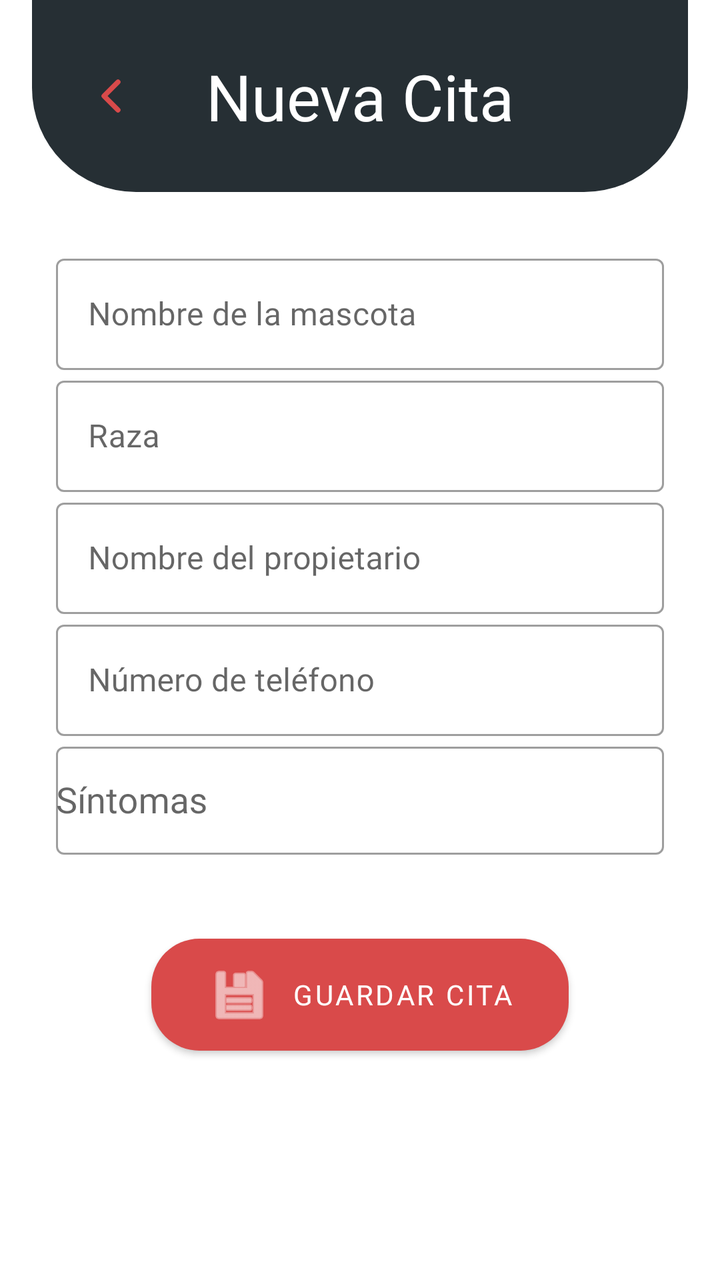
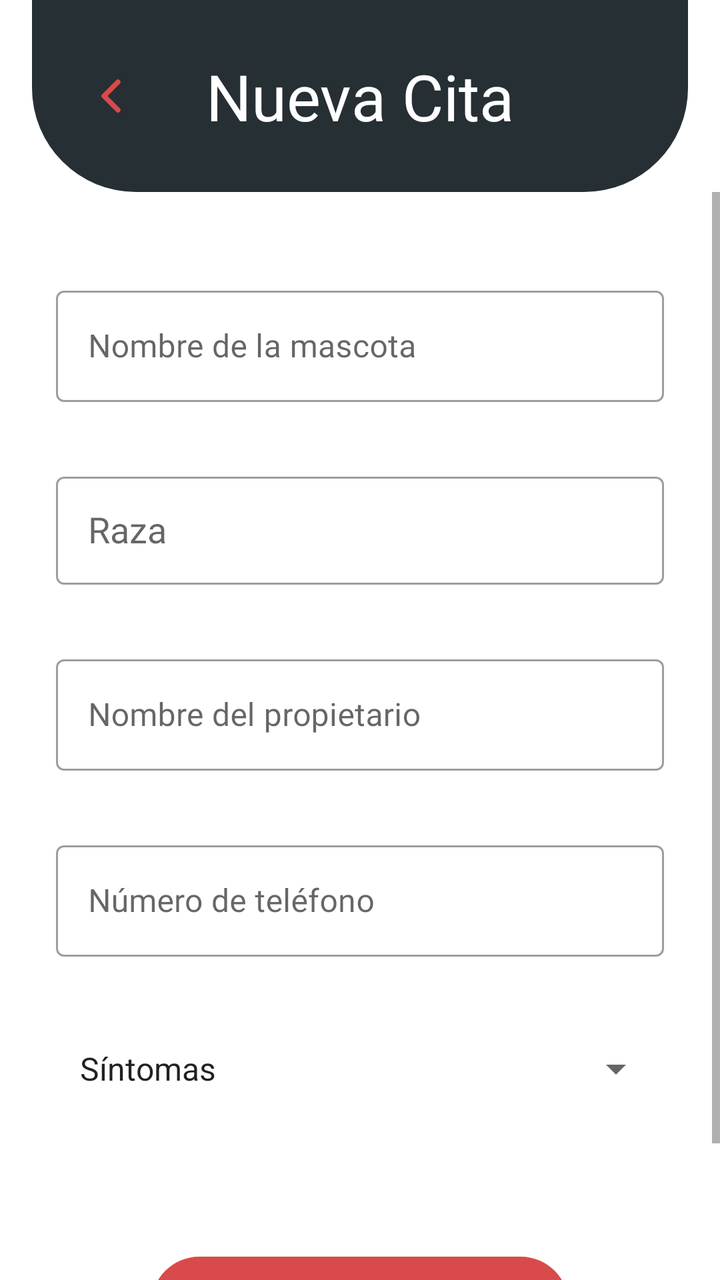

Two renders of the same Android screen: before a commit and after it. Below are the layout's source before the change and the commit's diff.
<!-- AndroidManifest.xml: application theme Theme.DogApp -->
<!-- res/layout/fragment_add_cita.xml -->
<?xml version="1.0" encoding="utf-8"?>
<androidx.constraintlayout.widget.ConstraintLayout
    xmlns:android="http://schemas.android.com/apk/res/android"
    xmlns:app="http://schemas.android.com/apk/res-auto"
    xmlns:tools="http://schemas.android.com/tools"
    android:layout_width="match_parent"
    android:layout_height="match_parent"
    android:background="@color/white">

    
    <androidx.constraintlayout.widget.ConstraintLayout
        android:id="@+id/headerNuevaCita"
        android:layout_width="0dp"
        android:layout_height="96dp"
        android:background="@drawable/bg_header_new_cita"
        android:paddingStart="16dp"
        android:paddingEnd="16dp"
        android:layout_marginStart="16dp"
        android:layout_marginEnd="16dp"
        app:layout_constraintEnd_toEndOf="parent"
        app:layout_constraintStart_toStartOf="parent"
        app:layout_constraintTop_toTopOf="parent">

        <ImageButton
            android:id="@+id/btnReturn"
            android:layout_width="48dp"
            android:layout_height="48dp"
            android:background="?attr/selectableItemBackgroundBorderless"
            android:contentDescription="Volver"
            android:src="@drawable/return_shape_header"
            app:layout_constraintBottom_toBottomOf="parent"
            app:layout_constraintStart_toStartOf="parent"
            app:layout_constraintTop_toTopOf="parent" />

        <TextView
            android:id="@+id/tvTitleNewCita"
            android:layout_width="wrap_content"
            android:layout_height="wrap_content"
            android:fontFamily="@font/fredoka_bold"
            android:text="@string/new_cita_title"
            android:textColor="@color/white"
            android:textSize="32sp"
            app:layout_constraintBottom_toBottomOf="parent"
            app:layout_constraintEnd_toEndOf="parent"
            app:layout_constraintStart_toStartOf="parent"
            app:layout_constraintTop_toTopOf="parent"/>

    </androidx.constraintlayout.widget.ConstraintLayout>

    
    <ScrollView
        android:layout_width="0dp"
        android:layout_height="0dp"
        android:fillViewport="true"
        app:layout_constraintBottom_toBottomOf="parent"
        app:layout_constraintEnd_toEndOf="parent"
        app:layout_constraintStart_toStartOf="parent"
        app:layout_constraintTop_toBottomOf="@id/headerNuevaCita">

        <LinearLayout
            android:layout_width="match_parent"
            android:layout_height="match_parent"
            android:orientation="vertical"
            android:paddingStart="28dp"
            android:paddingTop="28dp"
            android:paddingEnd="28dp"
            android:paddingBottom="28dp">

            
            <com.google.android.material.textfield.TextInputLayout
                android:id="@+id/tilNombreMascota"
                style="@style/Widget.MaterialComponents.TextInputLayout.OutlinedBox"
                android:layout_width="match_parent"
                android:layout_height="wrap_content"
                android:hint="@string/hint_name">

                <com.google.android.material.textfield.TextInputEditText
                    android:id="@+id/etNombreMascota"
                    android:layout_width="match_parent"
                    android:layout_height="wrap_content"
                    android:fontFamily="@font/fredoka_regular"
                    android:inputType="textCapWords"
                    android:maxLines="1"/>

            </com.google.android.material.textfield.TextInputLayout>

            
            <com.google.android.material.textfield.TextInputLayout
                android:id="@+id/tilRace"
                style="@style/Widget.MaterialComponents.TextInputLayout.OutlinedBox"
                android:layout_width="match_parent"
                android:layout_height="wrap_content"
                android:hint="@string/hint_race">

                <com.google.android.material.textfield.TextInputEditText
                    android:id="@+id/etRace"
                    android:layout_width="match_parent"
                    android:layout_height="wrap_content"
                    android:fontFamily="@font/fredoka_regular"
                    android:inputType="textAutoComplete"
                    android:maxLines="1"/>

            </com.google.android.material.textfield.TextInputLayout>

            
            <com.google.android.material.textfield.TextInputLayout
                android:id="@+id/tilNombrePropietario"
                style="@style/Widget.MaterialComponents.TextInputLayout.OutlinedBox"
                android:layout_width="match_parent"
                android:layout_height="wrap_content"
                android:hint="@string/hint_owner_name">

                <com.google.android.material.textfield.TextInputEditText
                    android:id="@+id/etNombrePropietario"
                    android:layout_width="match_parent"
                    android:layout_height="wrap_content"
                    android:fontFamily="@font/fredoka_regular"
                    android:inputType="textCapWords"
                    android:maxLines="1"/>

            </com.google.android.material.textfield.TextInputLayout>

            
            <com.google.android.material.textfield.TextInputLayout
                android:id="@+id/tilPhone"
                style="@style/Widget.MaterialComponents.TextInputLayout.OutlinedBox"
                android:layout_width="match_parent"
                android:layout_height="wrap_content"
                android:hint="@string/hint_phone">

                <com.google.android.material.textfield.TextInputEditText
                    android:id="@+id/etPhone"
                    android:layout_width="match_parent"
                    android:layout_height="wrap_content"
                    android:fontFamily="@font/fredoka_regular"
                    android:inputType="phone"
                    android:maxLines="1"/>

            </com.google.android.material.textfield.TextInputLayout>

            
            <com.google.android.material.textfield.TextInputLayout
                android:id="@+id/tilSymptoms"
                style="@style/Widget.MaterialComponents.TextInputLayout.OutlinedBox"
                android:layout_width="match_parent"
                android:layout_height="wrap_content"
                android:hint="@string/hint_symptoms">

                <AutoCompleteTextView
                    android:id="@+id/actSymptoms"
                    android:layout_width="match_parent"
                    android:layout_height="wrap_content"
                    android:fontFamily="@font/fredoka_regular"
                    android:inputType="none"
                    android:minHeight="54dp"
                    tools:ignore="LabelFor" />

            </com.google.android.material.textfield.TextInputLayout>

            
            <com.google.android.material.button.MaterialButton
                android:id="@+id/btnSaveCita"
                android:layout_width="wrap_content"
                android:layout_height="wrap_content"
                android:layout_gravity="center_horizontal"
                android:layout_marginTop="36dp"
                android:fontFamily="@font/fredoka_bold"
                android:paddingStart="28dp"
                android:paddingTop="12dp"
                android:paddingEnd="28dp"
                android:paddingBottom="12dp"
                android:text="@string/save_cita"
                android:textColor="@color/white"
                app:backgroundTint="@color/red_d94"
                app:cornerRadius="24dp"
                app:icon="@android:drawable/ic_menu_save"
                app:iconGravity="textStart"
                app:iconPadding="10dp"
                app:iconTint="@color/white"/>

            <ProgressBar
                android:id="@+id/progressBarSave"
                android:layout_width="wrap_content"
                android:layout_height="wrap_content"
                android:layout_gravity="center_horizontal"
                android:layout_marginTop="16dp"
                android:visibility="gone" />

        </LinearLayout>

    </ScrollView>

</androidx.constraintlayout.widget.ConstraintLayout>
<!-- resources referenced by this layout -->
<resources>
  <color name="red_d94">#D94A4A</color>
  <color name="white">#FFFFFFFF</color>
  <!-- drawable bg_header_new_cita (drawable) -->
  <?xml version="1.0" encoding="utf-8"?>
  <shape xmlns:android="http://schemas.android.com/apk/res/android"
      android:shape="rectangle">
  
      <solid android:color="@color/dark_gray"/>
  
      <corners android:bottomLeftRadius="52dp"
          android:bottomRightRadius="52dp"/>
  
  </shape>
  <!-- drawable return_shape_header (drawable) -->
  <?xml version="1.0" encoding="utf-8"?>
  <vector
      xmlns:android="http://schemas.android.com/apk/res/android"
      android:width="24dp"
      android:height="24dp"
      android:viewportWidth="24"
      android:viewportHeight="24">
  
      <path
          android:fillColor="@android:color/transparent"
          android:pathData="M15,5 L8,12 L15,19"
          android:strokeColor="@color/red_d94"
          android:strokeWidth="2.5"
          android:strokeLineCap="round"
          android:strokeLineJoin="round"/>
  
  </vector>
  <string name="hint_name">Nombre de la mascota</string>
  <string name="hint_owner_name">Nombre del propietario</string>
  <string name="hint_phone">Número de teléfono</string>
  <string name="hint_race">Raza</string>
  <string name="hint_symptoms">Síntomas</string>
  <string name="new_cita_title">Nueva Cita</string>
  <string name="save_cita">Guardar Cita</string>
  <style name="Theme.DogApp" parent="Theme.MaterialComponents.Light.NoActionBar">
          <item name="colorPrimary">@color/purple_500</item>
          <item name="colorPrimaryVariant">@color/purple_700</item>
          <item name="colorOnPrimary">@color/white</item>
          <item name="colorSecondary">@color/dog_pink</item>
          <item name="colorOnSecondary">@color/white</item>
      </style>
  <color name="dark_gray">#262F34</color>
  <color name="purple_500">#FF6200EE</color>
  <color name="purple_700">#FF3700B3</color>
  <color name="dog_pink">#FFF05861</color>
</resources>

<!-- the commit's change to res/layout/fragment_add_cita.xml (unified diff, before → after) -->
@@ -62,7 +62,7 @@
             android:layout_height="match_parent"
             android:orientation="vertical"
             android:paddingStart="28dp"
-            android:paddingTop="28dp"
+            android:paddingTop="44dp"
             android:paddingEnd="28dp"
             android:paddingBottom="28dp">
 
@@ -90,17 +90,31 @@
                 style="@style/Widget.MaterialComponents.TextInputLayout.OutlinedBox"
                 android:layout_width="match_parent"
                 android:layout_height="wrap_content"
+                android:layout_marginTop="32dp"
                 android:hint="@string/hint_race">
 
-                <com.google.android.material.textfield.TextInputEditText
+                <AutoCompleteTextView
                     android:id="@+id/etRace"
                     android:layout_width="match_parent"
                     android:layout_height="wrap_content"
-                    android:fontFamily="@font/fredoka_regular"
-                    android:inputType="textAutoComplete"
-                    android:maxLines="1"/>
-
-            </com.google.android.material.textfield.TextInputLayout>
+                    android:completionThreshold="2"
+                    android:fontFamily="@font/fredoka_regular"
+                    android:inputType="textCapWords"
+                    android:maxLines="1"
+                    android:minHeight="54dp"
+                    android:paddingStart="16dp"
+                    android:paddingEnd="16dp"
+                    tools:ignore="LabelFor" />
+
+            </com.google.android.material.textfield.TextInputLayout>
+
+            <ProgressBar
+                android:id="@+id/progressBarBreeds"
+                style="?android:attr/progressBarStyleSmall"
+                android:layout_width="wrap_content"
+                android:layout_height="wrap_content"
+                android:layout_gravity="center_horizontal"
+                android:visibility="gone" />
 
             
             <com.google.android.material.textfield.TextInputLayout
@@ -108,6 +122,7 @@
                 style="@style/Widget.MaterialComponents.TextInputLayout.OutlinedBox"
                 android:layout_width="match_parent"
                 android:layout_height="wrap_content"
+                android:layout_marginTop="32dp"
                 android:hint="@string/hint_owner_name">
 
                 <com.google.android.material.textfield.TextInputEditText
@@ -126,6 +141,7 @@
                 style="@style/Widget.MaterialComponents.TextInputLayout.OutlinedBox"
                 android:layout_width="match_parent"
                 android:layout_height="wrap_content"
+                android:layout_marginTop="32dp"
                 android:hint="@string/hint_phone">
 
                 <com.google.android.material.textfield.TextInputEditText
@@ -139,23 +155,15 @@
             </com.google.android.material.textfield.TextInputLayout>
 
             
-            <com.google.android.material.textfield.TextInputLayout
-                android:id="@+id/tilSymptoms"
-                style="@style/Widget.MaterialComponents.TextInputLayout.OutlinedBox"
-                android:layout_width="match_parent"
-                android:layout_height="wrap_content"
-                android:hint="@string/hint_symptoms">
-
-                <AutoCompleteTextView
-                    android:id="@+id/actSymptoms"
-                    android:layout_width="match_parent"
-                    android:layout_height="wrap_content"
-                    android:fontFamily="@font/fredoka_regular"
-                    android:inputType="none"
-                    android:minHeight="54dp"
-                    tools:ignore="LabelFor" />
-
-            </com.google.android.material.textfield.TextInputLayout>
+            <Spinner
+                android:id="@+id/spSymptoms"
+                android:layout_width="match_parent"
+                android:layout_height="wrap_content"
+                android:layout_marginTop="32dp"
+                android:entries="@array/symptom_options"
+                android:minHeight="48dp"
+                android:paddingStart="4dp"
+                android:spinnerMode="dropdown" />
 
             
             <com.google.android.material.button.MaterialButton
@@ -163,7 +171,7 @@
                 android:layout_width="wrap_content"
                 android:layout_height="wrap_content"
                 android:layout_gravity="center_horizontal"
-                android:layout_marginTop="36dp"
+                android:layout_marginTop="64dp"
                 android:fontFamily="@font/fredoka_bold"
                 android:paddingStart="28dp"
                 android:paddingTop="12dp"
<!-- resource entries referenced after the edit -->
@@ -1,5 +1,8 @@
 <!-- resources referenced by this layout -->
 <resources>
+  <string-array name="symptom_options">
+          <item>Síntomas</item>
+      </string-array>
   <color name="red_d94">#D94A4A</color>
   <color name="white">#FFFFFFFF</color>
   <!-- drawable bg_header_new_cita (drawable) -->
@@ -35,7 +38,6 @@
   <string name="hint_owner_name">Nombre del propietario</string>
   <string name="hint_phone">Número de teléfono</string>
   <string name="hint_race">Raza</string>
-  <string name="hint_symptoms">Síntomas</string>
   <string name="new_cita_title">Nueva Cita</string>
   <string name="save_cita">Guardar Cita</string>
   <style name="Theme.DogApp" parent="Theme.MaterialComponents.Light.NoActionBar">
